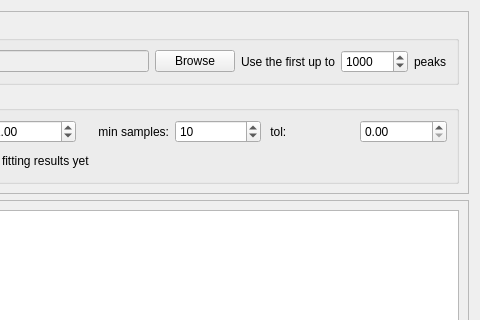
Above: ui/powder_win.ui from LiuLab-CSRC/ClickX before the change; both pictures show x 755 to 1235 and y 0 to 320 of the 1235 by 885 pixel window. Below: the same form after it.
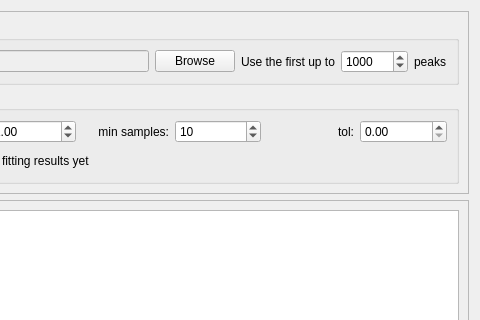
That is the form after the change. Custom widgets are drawn as their Qt base class.

What changed in the file:
```diff
--- a/ui/powder_win.ui
+++ b/ui/powder_win.ui
@@ -388,6 +388,9 @@
                    <property name="text">
                     <string> tol:</string>
                    </property>
+                   <property name="alignment">
+                    <set>Qt::AlignRight|Qt::AlignTrailing|Qt::AlignVCenter</set>
+                   </property>
                   </widget>
                  </item>
                  <item>
```
Left out of the diff: 2 changed lines with no effect on the pictures.
